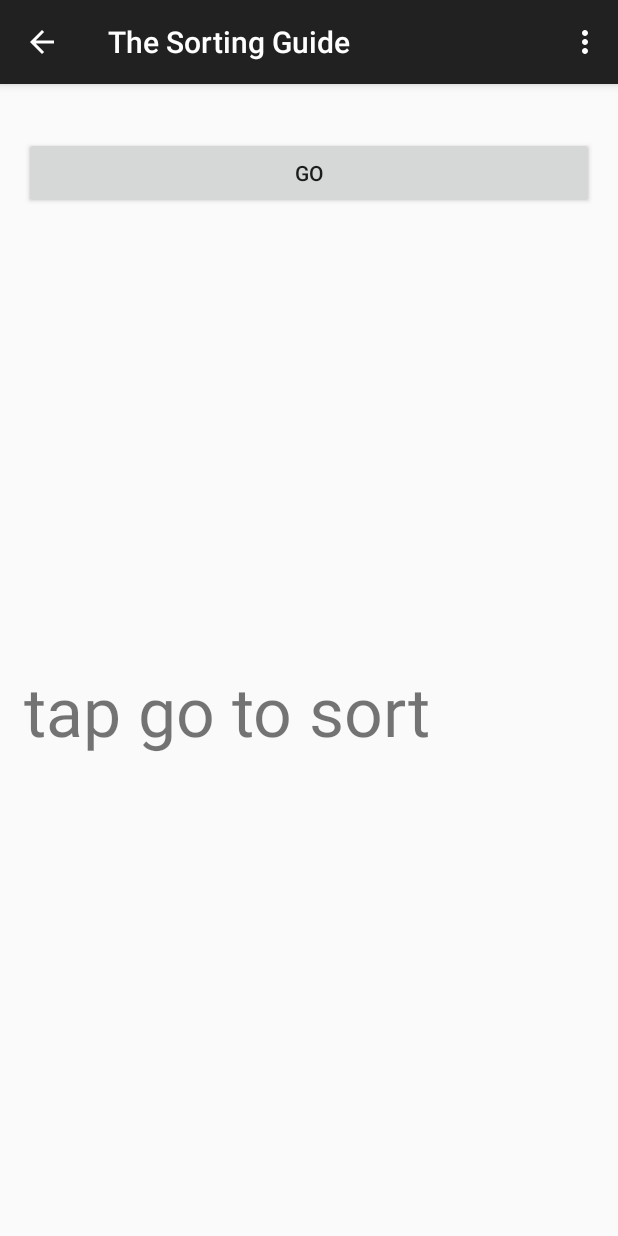
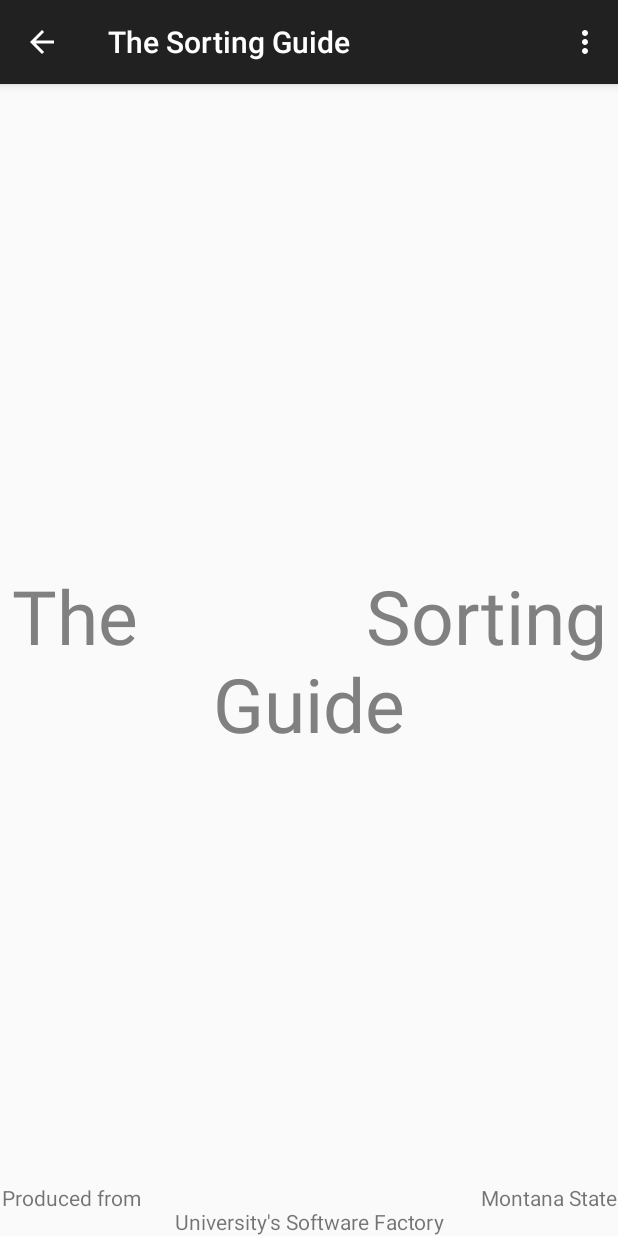
Before and after one commit to mackenzie-o/TheSortingGuide, an Android app: the screen it shows after launch (MainActivity), in the options menu, after a tap on "Settings", on a phone screen of 412 x 824 dp. Run offline under Robolectric (Android 15) with nearby library versions, the phone set to English and light mode, and no system bars; 2 statements that could not run were skipped.

Commit message:
Added Main Page +Info

```diff
--- /dev/null
+++ b/app/src/main/java/com/msu_software_factory/thesortingguide/AboutFragment.java
@@ -0,0 +1,23 @@
+package com.msu_software_factory.thesortingguide;
+
+import android.app.Activity;
+import android.os.Bundle;
+import android.support.v4.app.Fragment;
+import android.view.LayoutInflater;
+import android.view.View;
+import android.view.ViewGroup;
+
+public class AboutFragment extends Fragment {
+    @Override
+    public View onCreateView(LayoutInflater inflater, ViewGroup container,
+                             Bundle savedInstanceState) {
+        return inflater.inflate(R.layout.about_fragment, container, false);
+    }
+
+
+    @Override
+    public void onAttach(Activity activity) {
+        super.onAttach(activity);
+        ((MainActivity) activity).onSectionAttached(1);
+    }
+}
--- a/app/src/main/java/com/msu_software_factory/thesortingguide/MainActivity.java
+++ b/app/src/main/java/com/msu_software_factory/thesortingguide/MainActivity.java
@@ -39,7 +39,7 @@ public class MainActivity extends ActionBarActivity
      */
     private CharSequence mTitle;
 
-    // I think the Main page is supposed to start here, but I have 0 clue how to implement it. More Googling this weekend!
+    private Fragment about = new AboutFragment();
     @Override
     protected void onCreate(Bundle savedInstanceState) {
         super.onCreate(savedInstanceState);
@@ -54,7 +54,6 @@ public class MainActivity extends ActionBarActivity
                 R.id.navigation_drawer,
                 (DrawerLayout) findViewById(R.id.drawer_layout));
 
-        setTitle("TEST");
     }
 
     @Override
@@ -62,20 +61,31 @@ public class MainActivity extends ActionBarActivity
         // update the main content by replacing fragments
         FragmentManager fragmentManager = getSupportFragmentManager();
         fragmentManager.beginTransaction()
-                .replace(R.id.container, PlaceholderFragment.newInstance(position + 1))
+                .replace(R.id.container, getSelectedTab(position + 1))
                 .commit();
+    }
+    public Fragment getSelectedTab(int pos){
+        if(pos == 1){
+            return about;
+        }else{
+            return PlaceholderFragment.newInstance(pos);
+        }
+
     }
 
     // Selection Options
     public void onSectionAttached(int number) {
         switch (number) {
             case 1:
+                mTitle = "About";
+                break;
+            case 2:
                 mTitle = getString(R.string.title_section1);
                 break;
-            case 2:
+            case 3:
                 mTitle = getString(R.string.title_section2);
                 break;
-            case 3:
+            case 4:
                 mTitle = getString(R.string.title_section3);
                 break;
         }
@@ -160,7 +170,7 @@ public class MainActivity extends ActionBarActivity
         String result;
         AlertDialog.Builder alertDialog = new AlertDialog.Builder(this);
         alertDialog.setTitle("Enter numbers");
-        alertDialog.setMessage("Enter any amount of numbers (the smaller the better), each number separated by commas.");
+        alertDialog.setMessage("Enter any amount of numbers (the smaller the better) ranging between and including 0 and 99, each number separated by commas.");
         final EditText input = new EditText(this);
         input.setInputType(InputType.TYPE_CLASS_TEXT);
         alertDialog.setView(input);
--- a/app/src/main/java/com/msu_software_factory/thesortingguide/NavigationDrawerFragment.java
+++ b/app/src/main/java/com/msu_software_factory/thesortingguide/NavigationDrawerFragment.java
@@ -102,6 +102,7 @@ public class NavigationDrawerFragment extends Fragment {
                 android.R.layout.simple_list_item_activated_1,
                 android.R.id.text1,
                 new String[]{
+                        "About",
                         getString(R.string.title_section1),
                         getString(R.string.title_section2),
                         getString(R.string.title_section3),
--- /dev/null
+++ b/app/src/main/res/layout/about_fragment.xml
@@ -0,0 +1,27 @@
+<FrameLayout xmlns:android="http://schemas.android.com/apk/res/android"
+    xmlns:tools="http://schemas.android.com/tools" android:layout_width="match_parent"
+    android:layout_height="match_parent"
+    tools:context="com.msu_software_factory.thesortingguide.AboutFragment">
+
+    <!-- TODO: Update blank fragment layout -->
+    <TextView
+        android:layout_width="match_parent"
+        android:layout_height="match_parent"
+        android:layout_gravity="center"
+        android:gravity="center"
+        android:textSize="50dp"
+        android:textColor="#808080"
+        android:text="The            Sorting        Guide"
+        android:id="@+id/appTitle"
+        />
+
+    <TextView
+        android:layout_width="match_parent"
+        android:layout_height="wrap_content"
+        android:layout_gravity="center_horizontal|bottom"
+        android:gravity="center_horizontal"
+        android:text="Produced from                                                                    Montana State University's Software Factory"
+        android:id="@+id/appProd"
+        />
+
+</FrameLayout>
--- a/app/src/main/res/values/strings.xml
+++ b/app/src/main/res/values/strings.xml
@@ -13,4 +13,7 @@
 
     <string name="hello_world">Hello world!</string>
 
+<!-- TODO: Remove or change this placeholder text -->
+    <string name="hello_blank_fragment">Hello blank fragment</string>
+
 </resources>
```
